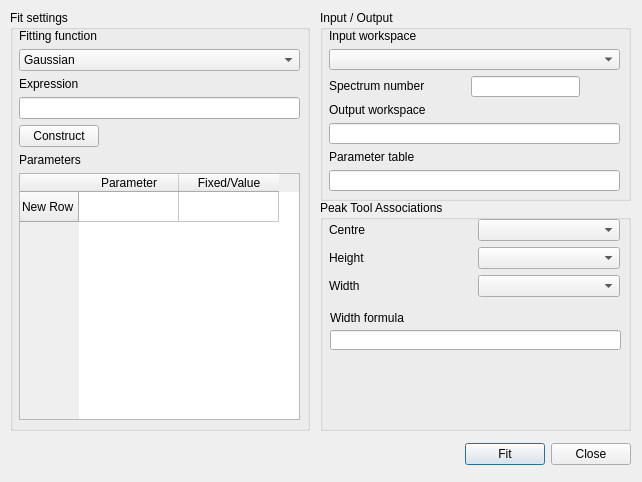
The window that Code/qtiplot/qtiplot/src/Mantid/PeakFitDialog.ui (mantidproject/mantid) describes before a commit, drawn with Qt 5.
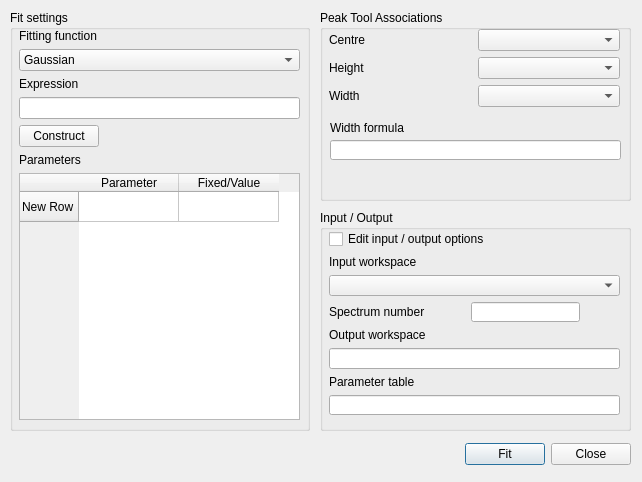
The same window after the commit.

Commit message: More user functions added to the peak fitting tool. re #927

Patch:
```diff
--- a/Code/qtiplot/qtiplot/src/Mantid/PeakFitDialog.ui
+++ b/Code/qtiplot/qtiplot/src/Mantid/PeakFitDialog.ui
@@ -227,9 +227,9 @@
    <property name="geometry" >
     <rect>
      <x>320</x>
-     <y>10</y>
+     <y>210</y>
      <width>311</width>
-     <height>191</height>
+     <height>221</height>
     </rect>
    </property>
    <property name="sizePolicy" >
@@ -247,10 +247,17 @@
       <x>9</x>
       <y>19</y>
       <width>291</width>
-      <height>162</height>
+      <height>187</height>
      </rect>
     </property>
     <layout class="QVBoxLayout" name="verticalLayout_2" >
+     <item>
+      <widget class="QCheckBox" name="chbEnableEditIO" >
+       <property name="text" >
+        <string>Edit input / output options</string>
+       </property>
+      </widget>
+     </item>
      <item>
       <widget class="QLabel" name="label_3" >
        <property name="sizePolicy" >
@@ -362,9 +369,9 @@
    <property name="geometry" >
     <rect>
      <x>320</x>
-     <y>200</y>
+     <y>10</y>
      <width>311</width>
-     <height>231</height>
+     <height>191</height>
     </rect>
    </property>
    <property name="title" >
```
Left out of the diff: 12 changed lines with no effect on the pictures. The commit also changes 3 other files.
